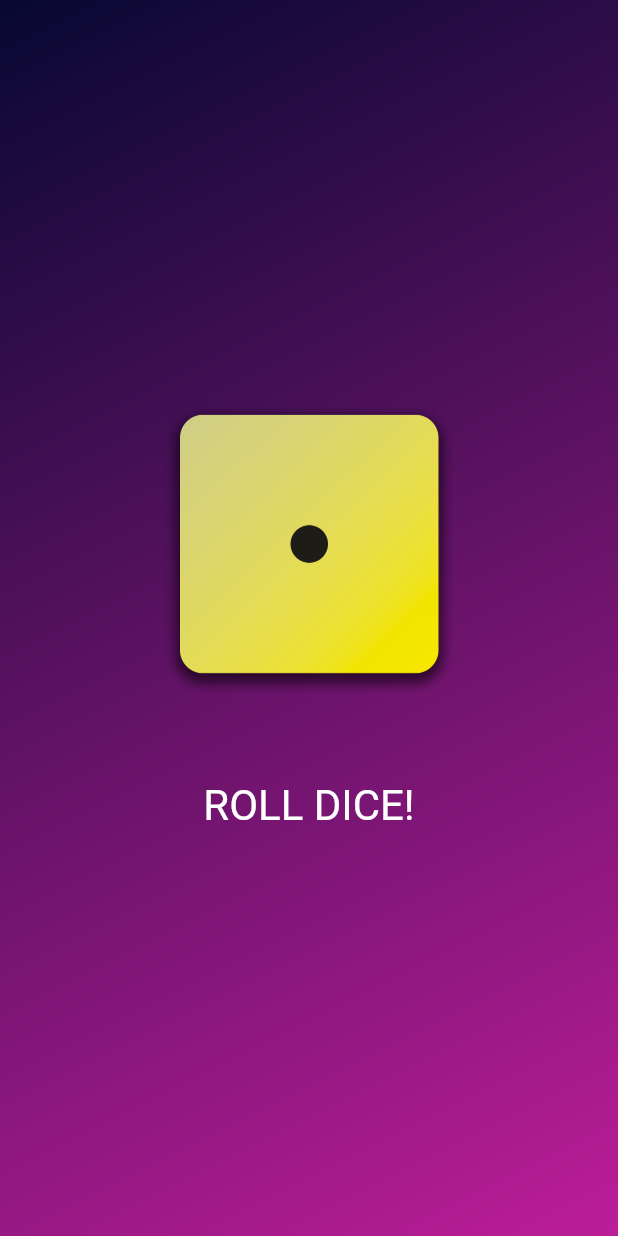
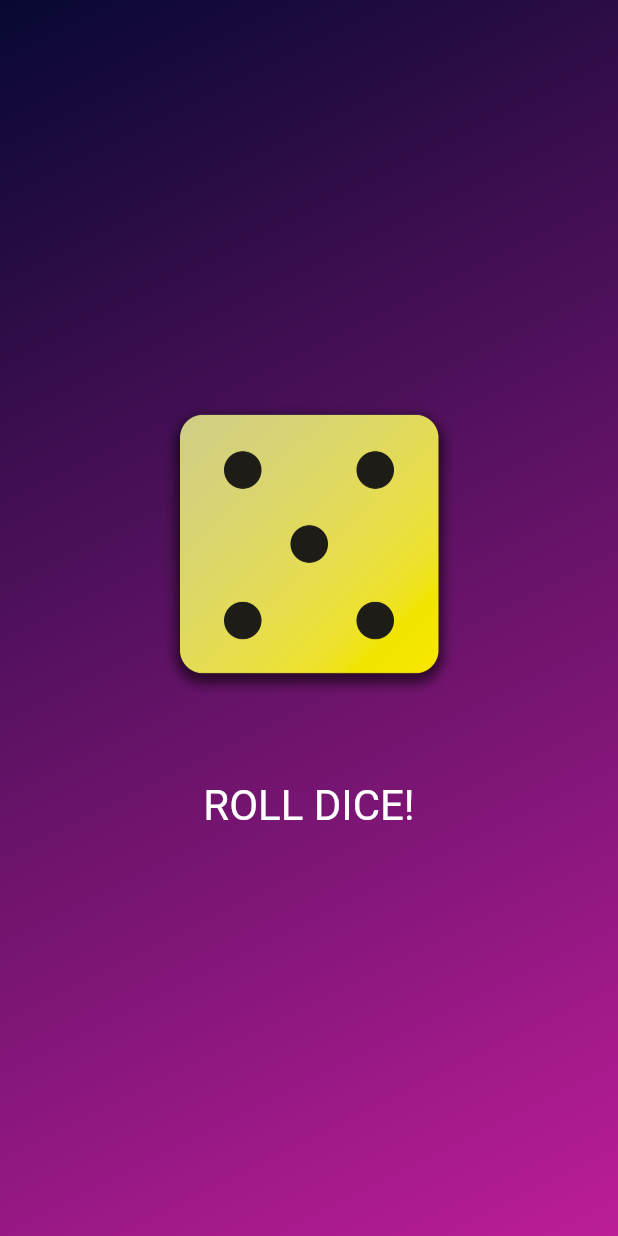
Before and after one commit to alfaalexx/learn-flutter, a Flutter app: the screen it shows after launch, after a tap on "ROLL DICE!", on a phone screen of 412 x 824 dp. Run offline on Flutter 3.47's test engine with Material 2 defaults, Android fonts, the phone set to English and light mode, and no system bars.

```diff
--- /dev/null
+++ b/lib/dice_roller.dart
@@ -0,0 +1,48 @@
+import 'package:flutter/material.dart';
+import 'dart:math'; //import ini digunakan untuk membuat gambar
+
+class DiceRoller extends StatefulWidget {
+  const DiceRoller({super.key});
+
+  @override
+  State<DiceRoller> createState() => _DiceRollerState();
+}
+
+class _DiceRollerState extends State<DiceRoller> {
+  var activeDiceImage = 'assets/images/dice_images/dice-1.png';
+  var randomizer = Random();
+
+  void rollDice() {
+    setState(() {
+      // var rollDice = Random().nextInt(6) + 1;
+
+      var rollDice = randomizer.nextInt(6) + 1;
+      activeDiceImage = 'assets/images/dice_images/dice-$rollDice.png';
+    });
+  }
+
+  @override
+  Widget build(BuildContext context) {
+    return Column(
+      mainAxisSize: MainAxisSize.min,
+      children: [
+        Image.asset(
+          activeDiceImage,
+          width: 200,
+        ),
+        const SizedBox(height: 50),
+        TextButton(
+          onPressed: rollDice,
+          style: ElevatedButton.styleFrom(
+            // padding: const EdgeInsets.only(top: 50),
+            foregroundColor: Colors.white,
+            textStyle: const TextStyle(
+              fontSize: 28,
+            ),
+          ),
+          child: const Text('ROLL DICE!'),
+        ),
+      ],
+    );
+  }
+}
--- a/lib/gradient_container.dart
+++ b/lib/gradient_container.dart
@@ -1,3 +1,4 @@
+import 'package:first_app/dice_roller.dart';
 import 'package:flutter/material.dart';
 // import 'package:first_app/styled_text.dart';
 
@@ -10,10 +11,6 @@ class GradientContainer extends StatelessWidget {
   final Color color1;
   final Color color2;
 
-  void rollDice() {
-    //..
-  }
-
   @override
   Widget build(context) {
     return Container(
@@ -24,28 +21,8 @@ class GradientContainer extends StatelessWidget {
           end: endAlignment,
         ),
       ),
-      child: Center(
-        child: Column(
-          mainAxisSize: MainAxisSize.min,
-          children: [
-            Image.asset(
-              'assets/images/dice_images/dice-1.png',
-              width: 200,
-            ),
-            const SizedBox(height: 50),
-            TextButton(
-              onPressed: rollDice,
-              style: ElevatedButton.styleFrom(
-                // padding: const EdgeInsets.only(top: 50),
-                foregroundColor: Colors.white,
-                textStyle: const TextStyle(
-                  fontSize: 28,
-                ),
-              ),
-              child: const Text('ROLL DICE!'),
-            ),
-          ],
-        ),
+      child: const Center(
+        child: DiceRoller(),
       ),
     );
   }
```
